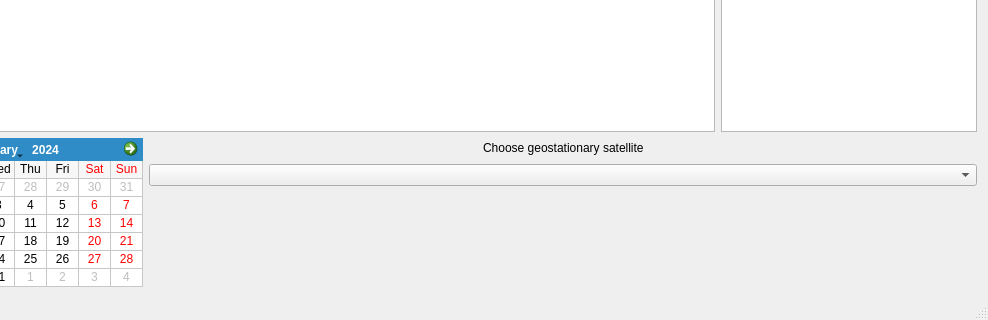
Qt form mainwindow.ui (hvanruys/WhereIsTheMoon) before a commit; both pictures show x 124 to 1112 and y 507 to 827 of the 1112 by 827 pixel window.
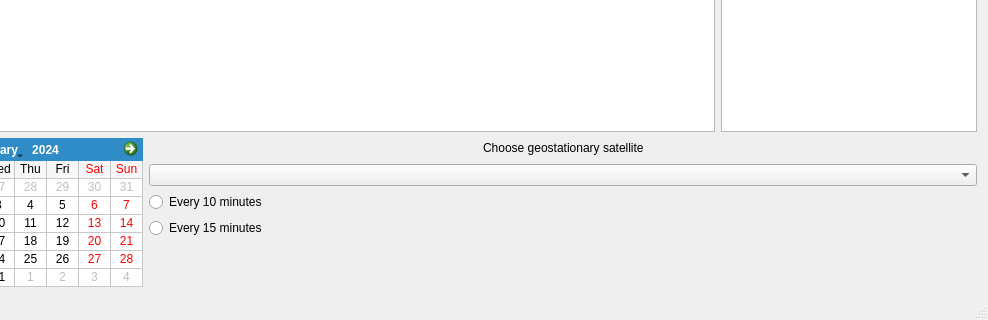
The same form after that commit.

Commit message: Added radiobuttons for calculating every 10 or 15 minutes.

Diff of the .ui file:
```diff
--- a/mainwindow.ui
+++ b/mainwindow.ui
@@ -76,6 +76,20 @@
         <item>
          <widget class="QComboBox" name="cmbGeoSat"/>
         </item>
+        <item>
+         <widget class="QRadioButton" name="rdb10min">
+          <property name="text">
+           <string>Every 10 minutes</string>
+          </property>
+         </widget>
+        </item>
+        <item>
+         <widget class="QRadioButton" name="rdb15min">
+          <property name="text">
+           <string>Every 15 minutes</string>
+          </property>
+         </widget>
+        </item>
         <item>
          <spacer name="verticalSpacer">
           <property name="orientation">
```
The commit also changes 3 other files.
